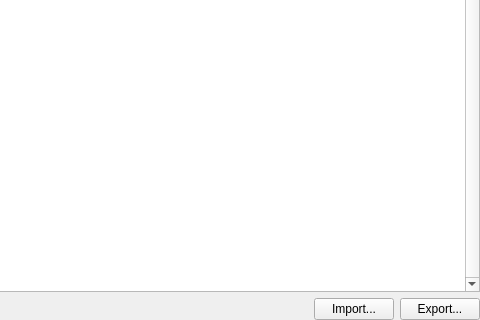
First picture: the form in src/duckstation-qt/gamecheatsettingswidget.ui, repository kofxi3584karlayang/duckstation, before the edit; both pictures show x 341 to 821 and y 81 to 401 of the 821 by 401 pixel window.
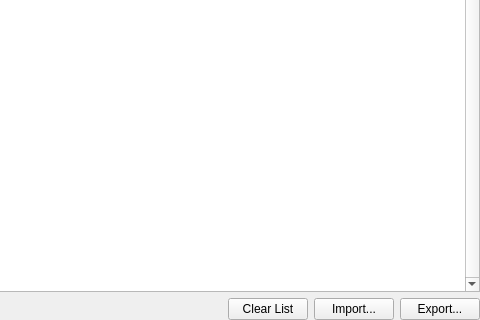
Second picture: the form after the edit. Icons and pictures are not drawn.

Commit message: Qt: Add 'Clear Cheats' option to cheats page

Diff of the .ui file:
```diff
--- a/src/duckstation-qt/gamecheatsettingswidget.ui
+++ b/src/duckstation-qt/gamecheatsettingswidget.ui
@@ -146,6 +146,22 @@
        </property>
       </spacer>
      </item>
+     <item>
+      <widget class="QPushButton" name="clearCheats">
+       <property name="sizePolicy">
+        <sizepolicy hsizetype="Preferred" vsizetype="Fixed">
+         <horstretch>0</horstretch>
+         <verstretch>0</verstretch>
+        </sizepolicy>
+       </property>
+       <property name="text">
+        <string>Clear List</string>
+       </property>
+       <property name="icon">
+        <iconset theme="trash-fill"/>
+       </property>
+      </widget>
+     </item>
      <item>
       <widget class="QPushButton" name="importCheats">
        <property name="text">
```
The commit also changes 5 other files.
